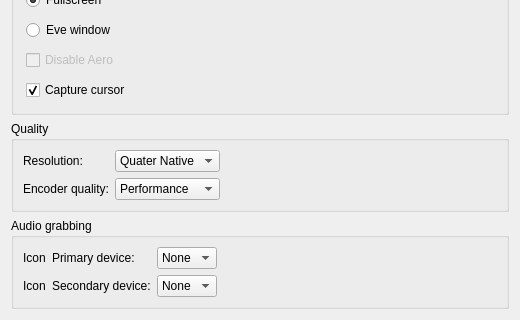
Above: src/recordingsettings.ui from networkoptix/nx_open before the change; both pictures show x 0 to 520 and y 144 to 464 of the 520 by 464 pixel window. Below: the same form after it.
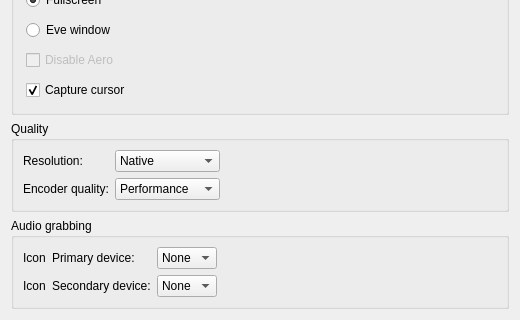
That is the form after the change.

Patch:
```diff
--- a/src/recordingsettings.ui
+++ b/src/recordingsettings.ui
@@ -135,7 +135,7 @@
          <string comment="Use this to change output video resolution"/>
         </property>
         <property name="currentIndex">
-         <number>1</number>
+         <number>0</number>
         </property>
         <item>
          <property name="text">
```
Left out of the diff: 5 changed lines with no effect on the pictures.
